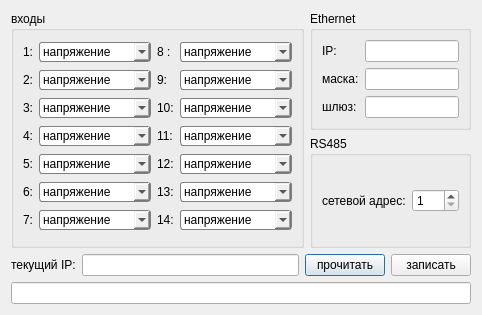
Above: Dialogs/dialogplcconfig.ui from atikbif/LDEditor before the change. Below: the same form after it.
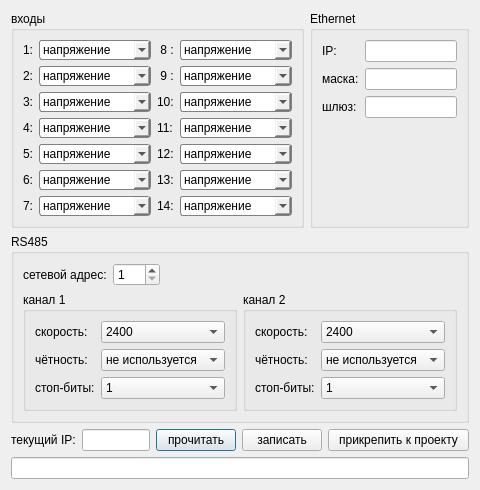
That is the form after the change.

```diff
--- a/Dialogs/dialogplcconfig.ui
+++ b/Dialogs/dialogplcconfig.ui
@@ -6,15 +6,15 @@
    <rect>
     <x>0</x>
     <y>0</y>
-    <width>470</width>
-    <height>315</height>
+    <width>477</width>
+    <height>470</height>
    </rect>
   </property>
   <property name="windowTitle">
    <string>Настройки контроллера</string>
   </property>
-  <layout class="QGridLayout" name="gridLayout_4">
-   <item row="0" column="0" rowspan="2">
+  <layout class="QGridLayout" name="gridLayout_6">
+   <item row="0" column="0">
     <widget class="QGroupBox" name="groupBox">
      <property name="title">
       <string>входы</string>
@@ -58,7 +58,7 @@
         <item>
          <widget class="QLabel" name="label_8">
           <property name="text">
-           <string>8 :</string>
+           <string> 8 :</string>
           </property>
          </widget>
         </item>
@@ -124,7 +124,7 @@
         <item>
          <widget class="QLabel" name="label_14">
           <property name="text">
-           <string>9:</string>
+           <string> 9 :</string>
           </property>
          </widget>
         </item>
@@ -485,12 +485,64 @@
      </layout>
     </widget>
    </item>
-   <item row="1" column="1">
+   <item row="0" column="1">
+    <widget class="QGroupBox" name="groupBox_2">
+     <property name="title">
+      <string>Ethernet</string>
+     </property>
+     <layout class="QGridLayout" name="gridLayout_2">
+      <item row="2" column="0">
+       <widget class="QLabel" name="label_11">
+        <property name="text">
+         <string>шлюз:</string>
+        </property>
+       </widget>
+      </item>
+      <item row="2" column="1">
+       <widget class="QLineEdit" name="lineEditGate"/>
+      </item>
+      <item row="1" column="0">
+       <widget class="QLabel" name="label_10">
+        <property name="text">
+         <string>маска:</string>
+        </property>
+       </widget>
+      </item>
+      <item row="0" column="0">
+       <widget class="QLabel" name="label_9">
+        <property name="text">
+         <string>IP:</string>
+        </property>
+       </widget>
+      </item>
+      <item row="0" column="1">
+       <widget class="QLineEdit" name="lineEditIP"/>
+      </item>
+      <item row="1" column="1">
+       <widget class="QLineEdit" name="lineEditMask"/>
+      </item>
+      <item row="3" column="1">
+       <spacer name="verticalSpacer">
+        <property name="orientation">
+         <enum>Qt::Vertical</enum>
+        </property>
+        <property name="sizeHint" stdset="0">
+         <size>
+          <width>20</width>
+          <height>40</height>
+         </size>
+        </property>
+       </spacer>
+      </item>
+     </layout>
+    </widget>
+   </item>
+   <item row="1" column="0" colspan="2">
     <widget class="QGroupBox" name="groupBox_3">
      <property name="title">
       <string>RS485</string>
      </property>
-     <layout class="QGridLayout" name="gridLayout_3">
+     <layout class="QGridLayout" name="gridLayout_5">
       <item row="0" column="0">
        <layout class="QHBoxLayout" name="horizontalLayout_9">
         <item>
@@ -510,8 +562,225 @@
           </property>
          </widget>
         </item>
+        <item>
+         <spacer name="horizontalSpacer">
+          <property name="orientation">
+           <enum>Qt::Horizontal</enum>
+          </property>
+          <property name="sizeHint" stdset="0">
+           <size>
+            <width>40</width>
+            <height>20</height>
+           </size>
+          </property>
+         </spacer>
+        </item>
        </layout>
       </item>
+      <item row="1" column="0">
+       <widget class="QGroupBox" name="groupBox_4">
+        <property name="title">
+         <string>канал 1</string>
+        </property>
+        <layout class="QGridLayout" name="gridLayout_3">
+         <item row="0" column="0">
+          <widget class="QLabel" name="label_20">
+           <property name="text">
+            <string>скорость:</string>
+           </property>
+          </widget>
+         </item>
+         <item row="0" column="1">
+          <widget class="QComboBox" name="comboBoxSpeed1">
+           <item>
+            <property name="text">
+             <string>2400</string>
+            </property>
+           </item>
+           <item>
+            <property name="text">
+             <string>4800</string>
+            </property>
+           </item>
+           <item>
+            <property name="text">
+             <string>9600</string>
+            </property>
+           </item>
+           <item>
+            <property name="text">
+             <string>19200</string>
+            </property>
+           </item>
+           <item>
+            <property name="text">
+             <string>38400</string>
+            </property>
+           </item>
+           <item>
+            <property name="text">
+             <string>57600</string>
+            </property>
+           </item>
+           <item>
+            <property name="text">
+             <string>115200</string>
+            </property>
+           </item>
+          </widget>
+         </item>
+         <item row="1" column="0">
+          <widget class="QLabel" name="label_21">
+           <property name="text">
+            <string>чётность:</string>
+           </property>
+          </widget>
+         </item>
+         <item row="1" column="1">
+          <widget class="QComboBox" name="comboBoxParity1">
+           <item>
+            <property name="text">
+             <string>не используется</string>
+            </property>
+           </item>
+           <item>
+            <property name="text">
+             <string>EVEN</string>
+            </property>
+           </item>
+           <item>
+            <property name="text">
+             <string>ODD</string>
+            </property>
+           </item>
+          </widget>
+         </item>
+         <item row="2" column="0">
+          <widget class="QLabel" name="label_22">
+           <property name="text">
+            <string>стоп-биты:</string>
+           </property>
+          </widget>
+         </item>
+         <item row="2" column="1">
+          <widget class="QComboBox" name="comboBoxStopBits1">
+           <item>
+            <property name="text">
+             <string>1</string>
+            </property>
+           </item>
+           <item>
+            <property name="text">
+             <string>2</string>
+            </property>
+           </item>
+          </widget>
+         </item>
+        </layout>
+       </widget>
+      </item>
+      <item row="1" column="1">
+       <widget class="QGroupBox" name="groupBox_5">
+        <property name="title">
+         <string>канал 2</string>
+        </property>
+        <layout class="QGridLayout" name="gridLayout_4">
+         <item row="0" column="0">
+          <widget class="QLabel" name="label_23">
+           <property name="text">
+            <string>скорость:</string>
+           </property>
+          </widget>
+         </item>
+         <item row="0" column="1">
+          <widget class="QComboBox" name="comboBoxSpeed2">
+           <item>
+            <property name="text">
+             <string>2400</string>
+            </property>
+           </item>
+           <item>
+            <property name="text">
+             <string>4800</string>
+            </property>
+           </item>
+           <item>
+            <property name="text">
+             <string>9600</string>
+            </property>
+           </item>
+           <item>
+            <property name="text">
+             <string>19200</string>
+            </property>
+           </item>
+           <item>
+            <property name="text">
+             <string>38400</string>
+            </property>
+           </item>
+           <item>
+            <property name="text">
+             <string>57600</string>
+            </property>
+           </item>
+           <item>
+            <property name="text">
+             <string>115200</string>
+            </property>
+           </item>
+          </widget>
+         </item>
+         <item row="1" column="0">
+          <widget class="QLabel" name="label_24">
+           <property name="text">
+            <string>чётность:</string>
+           </property>
+          </widget>
+         </item>
+         <item row="1" column="1">
+          <widget class="QComboBox" name="comboBoxParity2">
+           <item>
+            <property name="text">
+             <string>не используется</string>
+            </property>
+           </item>
+           <item>
+            <property name="text">
+             <string>EVEN</string>
+            </property>
+           </item>
+           <item>
+            <property name="text">
+             <string>ODD</string>
+            </property>
+           </item>
+          </widget>
+         </item>
+         <item row="2" column="0">
+          <widget class="QLabel" name="label_25">
+           <property name="text">
+            <string>стоп-биты:</string>
+           </property>
+          </widget>
+         </item>
+         <item row="2" column="1">
+          <widget class="QComboBox" name="comboBoxStopBits2">
+           <item>
+            <property name="text">
+             <string>1</string>
+            </property>
+           </item>
+           <item>
+            <property name="text">
+             <string>2</string>
+            </property>
+           </item>
+          </widget>
+         </item>
+        </layout>
+       </widget>
+      </item>
      </layout>
     </widget>
    </item>
@@ -541,47 +810,15 @@
        </property>
       </widget>
      </item>
+     <item>
+      <widget class="QPushButton" name="pushButtonSave">
+       <property name="text">
+        <string>  прикрепить к проекту  </string>
+       </property>
+      </widget>
+     </item>
     </layout>
    </item>
-   <item row="0" column="1">
-    <widget class="QGroupBox" name="groupBox_2">
-     <property name="title">
-      <string>Ethernet</string>
-     </property>
-     <layout class="QGridLayout" name="gridLayout_2">
-      <item row="0" column="0">
-       <widget class="QLabel" name="label_9">
-        <property name="text">
-         <string>IP:</string>
-        </property>
-       </widget>
-      </item>
-      <item row="0" column="1">
-       <widget class="QLineEdit" name="lineEditIP"/>
-      </item>
-      <item row="1" column="0">
-       <widget class="QLabel" name="label_10">
-        <property name="text">
-         <string>маска:</string>
-        </property>
-       </widget>
-      </item>
-      <item row="1" column="1">
-       <widget class="QLineEdit" name="lineEditMask"/>
-      </item>
-      <item row="2" column="0">
-       <widget class="QLabel" name="label_11">
-        <property name="text">
-         <string>шлюз:</string>
-        </property>
-       </widget>
-      </item>
-      <item row="2" column="1">
-       <widget class="QLineEdit" name="lineEditGate"/>
-      </item>
-     </layout>
-    </widget>
-   </item>
    <item row="3" column="0" colspan="2">
     <widget class="QLineEdit" name="lineEditInfo">
      <property name="readOnly">
```
